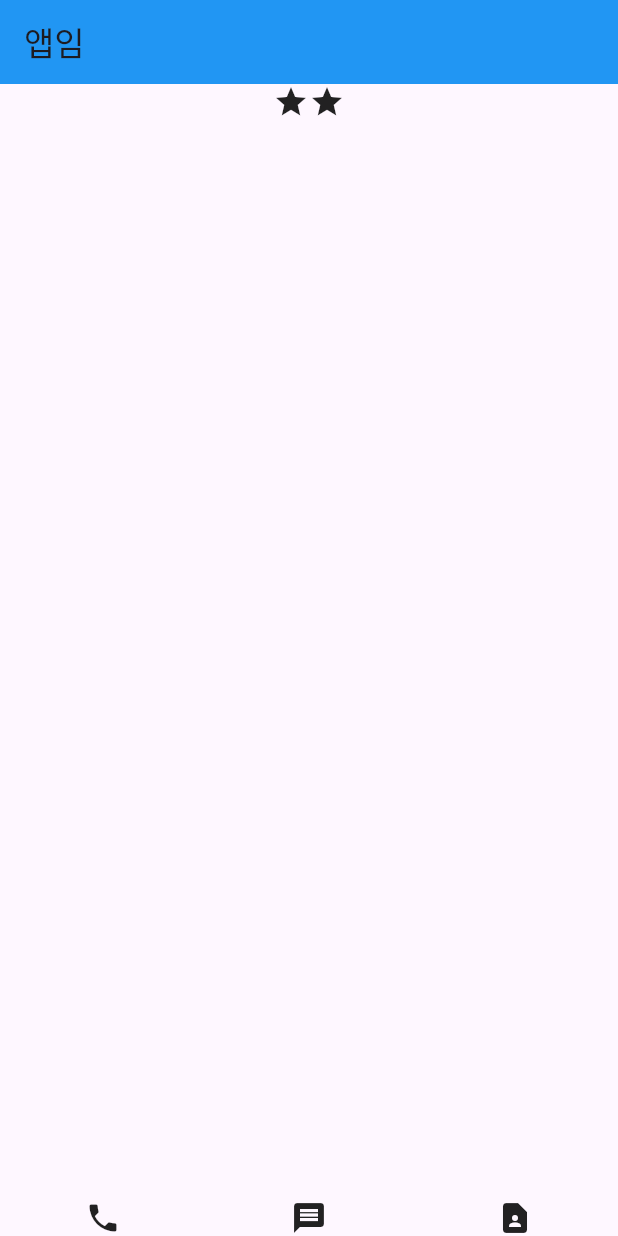
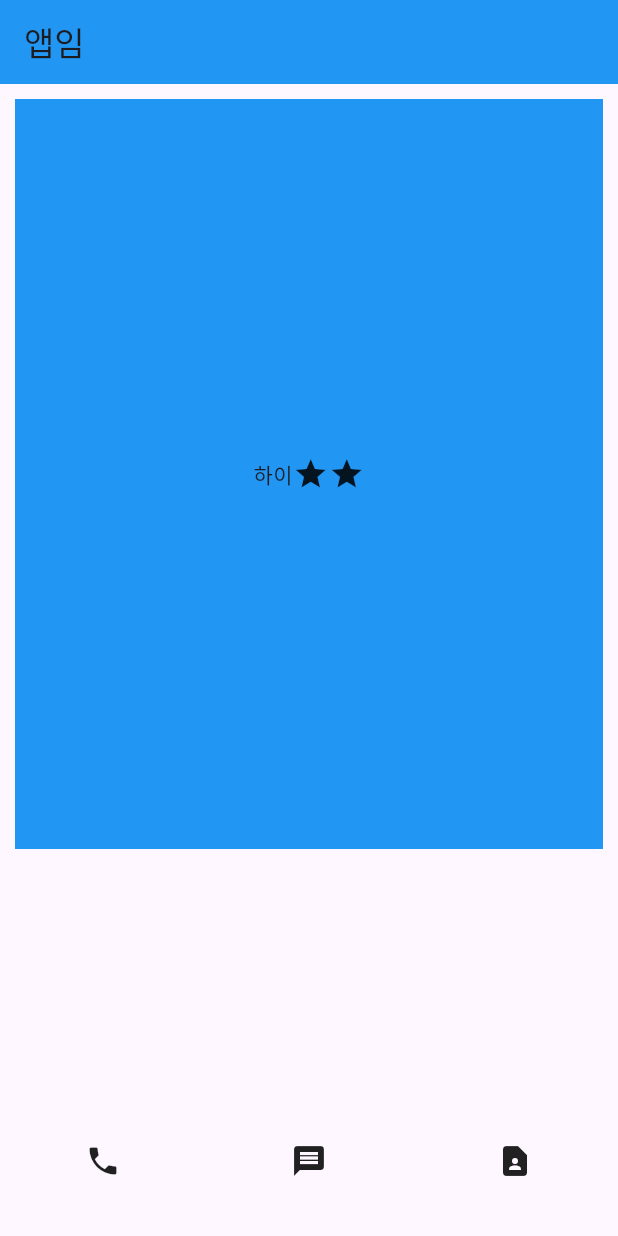
Before and after one commit to jkyoon-dev/contact, a Flutter app: the screen it shows after launch, on a phone screen of 412 x 824 dp. Run offline on Flutter 3.47's test engine with Material 3 defaults, Android fonts, the phone set to English and light mode, and no system bars.

Commit message:
SizedBox, margin, padding, decoration

```diff
--- a/lib/main.dart
+++ b/lib/main.dart
@@ -21,13 +21,23 @@ class MyApp extends StatelessWidget {
           backgroundColor: Colors.blue,
         ),
         body: Container(
+          width: 500,
+          height: 500,
+          color: Colors.blue,
+          margin: EdgeInsets.all(10),
+          child: SizedBox(
+            child: Container(
               child: Row(
                 mainAxisAlignment: MainAxisAlignment.center,
                 crossAxisAlignment: CrossAxisAlignment.center,
-            children: [Icon(Icons.star), Icon(Icons.star)],
+                children: [Text("하이"), Icon(Icons.star), Icon(Icons.star)],
               ),
             ),
-        bottomNavigationBar: Row(
+          ),
+        ),
+        bottomNavigationBar: SizedBox(
+          height: 100,
+          child: Row(
             mainAxisAlignment: MainAxisAlignment.spaceAround,
             children: [
               Icon(Icons.phone),
@@ -36,6 +46,7 @@ class MyApp extends StatelessWidget {
             ],
           ),
         ),
+      ),
     );
   }
 }
```
Lines whose indentation alone changed are shown as unchanged.
